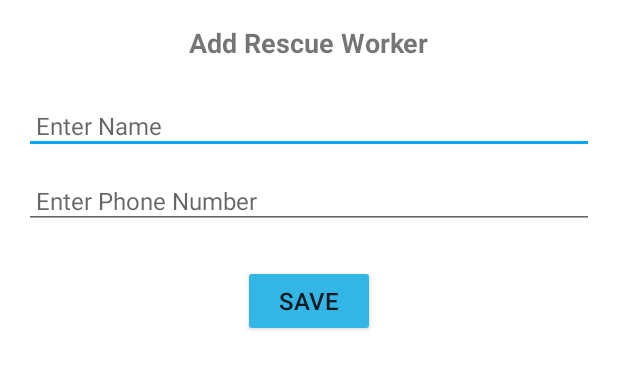
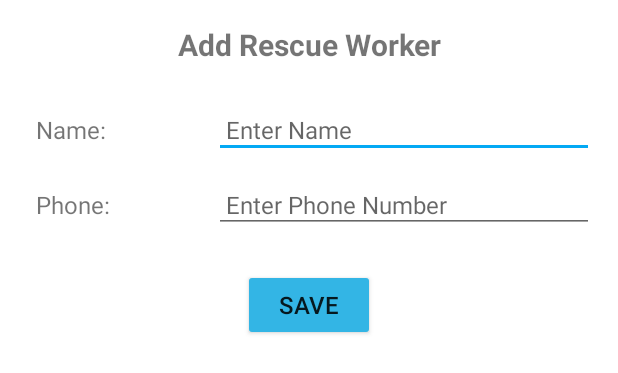
Before and after one commit to Zqin0606/Mobile-Software-Project---Fall-Detection, an Android app: the layout activity_add_contact.xml on its own in the app's theme, with its tools: preview values and no code run, on a phone screen of 412 x 824 dp. Shown: the top 373 px of the screen. Run offline under Robolectric (Android 15) with nearby library versions, the phone set to English and light mode, and no system bars.

Commit message:
Edit Contact Functionality and enhanced layout

```diff
--- a/app/src/main/res/layout/activity_add_contact.xml
+++ b/app/src/main/res/layout/activity_add_contact.xml
@@ -8,32 +8,62 @@
 
     <TextView
         android:id="@+id/title"
-        android:layout_width="wrap_content"
+        android:layout_width="match_parent"
         android:layout_height="wrap_content"
         android:text="Add Rescue Worker"
-        android:textSize="18sp"
+        android:textSize="20sp"
         android:textStyle="bold"
-        android:layout_gravity="center_horizontal"
+        android:gravity="center"
         android:layout_marginBottom="24dp" />
+
+    <LinearLayout
+        android:layout_width="match_parent"
+        android:layout_height="wrap_content"
+        android:orientation="horizontal"
+        android:layout_marginBottom="12dp">
+
+        <TextView
+            android:layout_width="0dp"
+            android:layout_height="wrap_content"
+            android:layout_weight="1"
+            android:text="Name:"
+            android:textSize="16sp"
+            android:padding="8dp" />
 
         <EditText
             android:id="@+id/name"
+            android:layout_width="0dp"
+            android:layout_height="wrap_content"
+            android:layout_weight="2"
+            android:hint="Enter Name"
+            android:textSize="16sp"
+            android:padding="8dp" />
+    </LinearLayout>
+
+    <LinearLayout
         android:layout_width="match_parent"
         android:layout_height="wrap_content"
-        android:hint="Enter Name"
+        android:orientation="horizontal"
+        android:layout_marginBottom="24dp">
+
+        <TextView
+            android:layout_width="0dp"
+            android:layout_height="wrap_content"
+            android:layout_weight="1"
+            android:text="Phone:"
             android:textSize="16sp"
-        android:padding="8dp"
-        android:layout_marginBottom="12dp" />
+            android:padding="8dp" />
 
         <EditText
             android:id="@+id/phone"
-        android:layout_width="match_parent"
+            android:layout_width="0dp"
             android:layout_height="wrap_content"
+            android:layout_weight="2"
             android:hint="Enter Phone Number"
             android:textSize="16sp"
             android:padding="8dp"
-        android:inputType="phone"
-        android:layout_marginBottom="24dp" />
+            android:inputType="phone" />
+    </LinearLayout>
 
     <Button
         android:id="@+id/add"
```
Also changed, not shown: app/src/main/java/com/example/oldersafe/activity/AddContactActivity.java (+65 -12 lines), app/src/main/java/com/example/oldersafe/fragment/HomeFragment.java (+22 -1 lines). Lines whose indentation alone changed are shown as unchanged.
